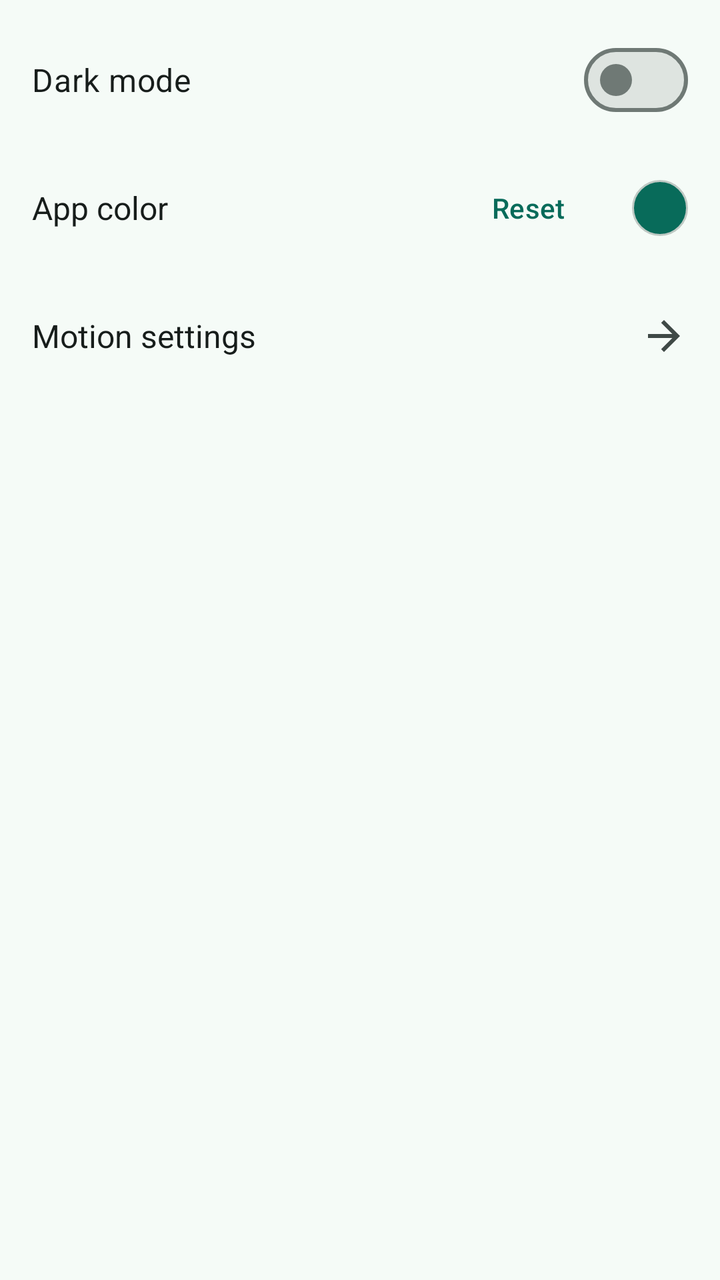
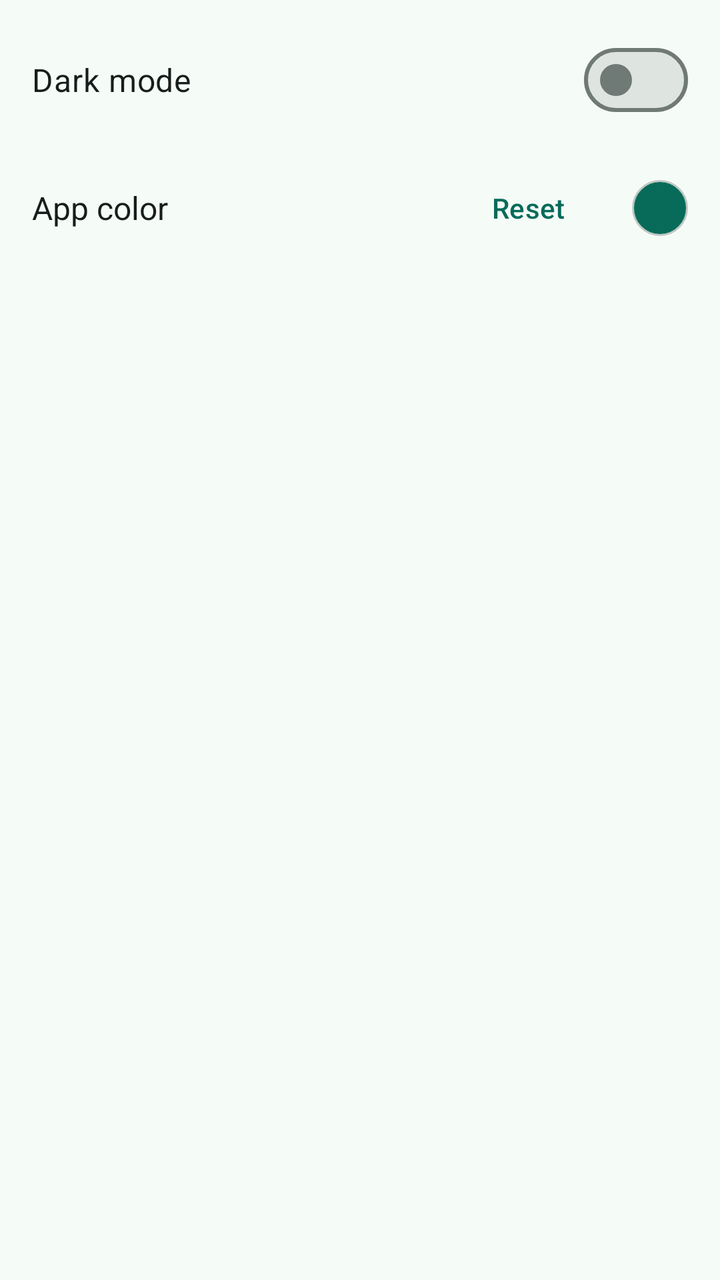

Before-and-after screenshots of an Android layout around one commit, followed by the original layout XML and the change that was made.
<!-- AndroidManifest.xml: application theme Theme.Akhu -->
<!-- res/layout/activity_settings.xml -->
<?xml version="1.0" encoding="utf-8"?>
<LinearLayout xmlns:android="http://schemas.android.com/apk/res/android"
    android:layout_width="match_parent"
    android:layout_height="match_parent"
    android:orientation="vertical"
    android:paddingHorizontal="16dp"
    android:paddingTop="8dp">

    <com.google.android.material.materialswitch.MaterialSwitch
        android:id="@+id/switchDark"
        android:layout_width="match_parent"
        android:layout_height="64dp"
        android:text="@string/dark_mode"
        android:textColor="@color/text_primary"
        android:textSize="16sp" />

    
    <LinearLayout
        android:id="@+id/rowAppColor"
        android:layout_width="match_parent"
        android:layout_height="64dp"
        android:background="?attr/selectableItemBackground"
        android:gravity="center_vertical"
        android:orientation="horizontal">

        <TextView
            android:layout_width="0dp"
            android:layout_height="wrap_content"
            android:layout_weight="1"
            android:text="@string/app_color"
            android:textColor="@color/text_primary"
            android:textSize="16sp" />

        <com.google.android.material.button.MaterialButton
            android:id="@+id/btnResetAppColor"
            style="@style/Widget.Material3.Button.TextButton"
            android:layout_width="wrap_content"
            android:layout_height="wrap_content"
            android:layout_marginEnd="8dp"
            android:text="@string/reset" />

        <View
            android:id="@+id/appColorSwatch"
            android:layout_width="28dp"
            android:layout_height="28dp"
            android:background="@drawable/bg_color_swatch" />
    </LinearLayout>

    <TextView
        android:id="@+id/rowMotionSettings"
        android:layout_width="match_parent"
        android:layout_height="64dp"
        android:background="?attr/selectableItemBackground"
        android:drawableEnd="@drawable/ic_arrow_forward"
        android:drawableTint="@color/text_secondary"
        android:gravity="center_vertical"
        android:text="@string/motion_settings"
        android:textColor="@color/text_primary"
        android:textSize="16sp" />
</LinearLayout>
<!-- resources referenced by this layout -->
<resources>
  <!-- drawable bg_color_swatch (drawable) -->
  <?xml version="1.0" encoding="utf-8"?>
  <shape xmlns:android="http://schemas.android.com/apk/res/android" android:shape="oval">
      <solid android:color="?attr/colorPrimary" />
      <stroke android:width="1dp" android:color="?attr/colorOutlineVariant" />
  </shape>
  <!-- drawable ic_arrow_forward (drawable) -->
  <?xml version="1.0" encoding="utf-8"?>
  <vector xmlns:android="http://schemas.android.com/apk/res/android"
      android:width="24dp"
      android:height="24dp"
      android:viewportWidth="960"
      android:viewportHeight="960">
      <path
          android:fillColor="#FFFFFFFF"
          android:pathData="M647,520L160,520L160,440L647,440L423,216L480,160L800,480L480,800L423,744L647,520Z" />
  </vector>
  <string name="app_color">App color</string>
  <string name="dark_mode">Dark mode</string>
  <string name="motion_settings">Motion settings</string>
  <string name="reset">Reset</string>
  <color name="m3_primary">#086B5A</color>
  <color name="m3_on_primary">#FFFFFF</color>
  <color name="m3_primary_container">#A0F2DD</color>
  <color name="m3_on_primary_container">#005144</color>
  <color name="m3_inverse_primary">#85D6C1</color>
  <color name="m3_secondary">#4B635C</color>
  <color name="m3_on_secondary">#FFFFFF</color>
  <color name="m3_secondary_container">#CDE8DF</color>
  <color name="m3_on_secondary_container">#334B45</color>
  <color name="m3_tertiary">#436278</color>
  <color name="m3_on_tertiary">#FFFFFF</color>
  <color name="m3_tertiary_container">#C8E6FF</color>
  <color name="m3_on_tertiary_container">#2A4A5F</color>
  <color name="m3_surface">#F5FBF7</color>
  <color name="m3_on_surface">#171D1B</color>
  <color name="m3_on_surface_variant">#3F4946</color>
  <color name="m3_surface_container_lowest">#FFFFFF</color>
  <color name="m3_surface_container_low">#EFF5F1</color>
  <color name="m3_surface_container">#E9EFEC</color>
  <color name="m3_surface_container_high">#E3EAE6</color>
  <color name="m3_surface_container_highest">#DEE4E0</color>
  <color name="m3_outline">#6F7975</color>
  <color name="m3_outline_variant">#BFC9C4</color>
  <color name="m3_inverse_surface">#2B3230</color>
  <color name="m3_inverse_on_surface">#ECF2EE</color>
  <!-- unchanged entries left out for length: 1 -->
</resources>

<!-- the commit's change to res/layout/activity_settings.xml (unified diff, before → after) -->
@@ -46,15 +46,11 @@
             android:background="@drawable/bg_color_swatch" />
     </LinearLayout>
 
-    <TextView
-        android:id="@+id/rowMotionSettings"
+    
+    <LinearLayout
+        android:id="@+id/appColorPresets"
         android:layout_width="match_parent"
-        android:layout_height="64dp"
-        android:background="?attr/selectableItemBackground"
-        android:drawableEnd="@drawable/ic_arrow_forward"
-        android:drawableTint="@color/text_secondary"
-        android:gravity="center_vertical"
-        android:text="@string/motion_settings"
-        android:textColor="@color/text_primary"
-        android:textSize="16sp" />
+        android:layout_height="wrap_content"
+        android:layout_marginBottom="8dp"
+        android:orientation="horizontal" />
 </LinearLayout>
<!-- resource entries referenced after the edit -->
@@ -6,20 +6,8 @@
       <solid android:color="?attr/colorPrimary" />
       <stroke android:width="1dp" android:color="?attr/colorOutlineVariant" />
   </shape>
-  <!-- drawable ic_arrow_forward (drawable) -->
-  <?xml version="1.0" encoding="utf-8"?>
-  <vector xmlns:android="http://schemas.android.com/apk/res/android"
-      android:width="24dp"
-      android:height="24dp"
-      android:viewportWidth="960"
-      android:viewportHeight="960">
-      <path
-          android:fillColor="#FFFFFFFF"
-          android:pathData="M647,520L160,520L160,440L647,440L423,216L480,160L800,480L480,800L423,744L647,520Z" />
-  </vector>
   <string name="app_color">App color</string>
   <string name="dark_mode">Dark mode</string>
-  <string name="motion_settings">Motion settings</string>
   <string name="reset">Reset</string>
   <color name="m3_primary">#086B5A</color>
   <color name="m3_on_primary">#FFFFFF</color>
